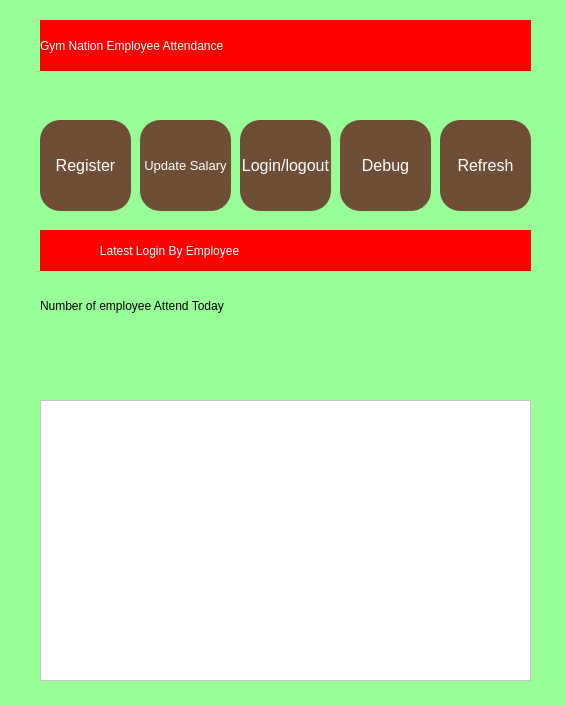
Old version of the form main.ui in the repository francisganapin/Employee_Login.
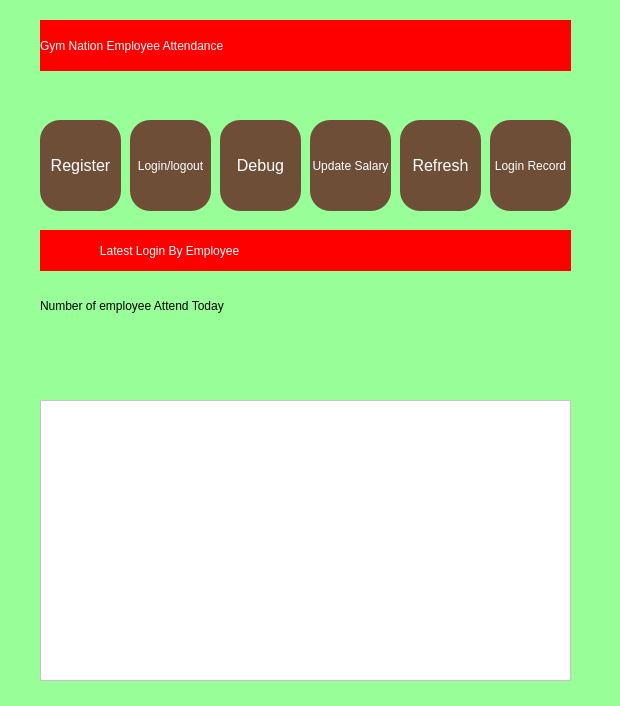
New version of the form. The open tabs and pages were chosen to show the change.

Diff of the .ui file:
```diff
--- a/main.ui
+++ b/main.ui
@@ -6,7 +6,7 @@
    <rect>
     <x>0</x>
     <y>0</y>
-    <width>565</width>
+    <width>620</width>
     <height>706</height>
    </rect>
   </property>
@@ -18,7 +18,7 @@
     <rect>
      <x>0</x>
      <y>0</y>
-     <width>581</width>
+     <width>621</width>
      <height>751</height>
     </rect>
    </property>
@@ -35,9 +35,9 @@
      </property>
      <property name="geometry">
       <rect>
-       <x>340</x>
+       <x>220</x>
        <y>120</y>
-       <width>91</width>
+       <width>81</width>
        <height>91</height>
       </rect>
      </property>
@@ -63,7 +63,7 @@
       <rect>
        <x>40</x>
        <y>20</y>
-       <width>491</width>
+       <width>531</width>
        <height>51</height>
       </rect>
      </property>
@@ -81,7 +81,7 @@
       <rect>
        <x>40</x>
        <y>230</y>
-       <width>491</width>
+       <width>531</width>
        <height>41</height>
       </rect>
      </property>
@@ -97,9 +97,9 @@
     <widget class="QPushButton" name="login_logout_bt">
      <property name="geometry">
       <rect>
-       <x>240</x>
+       <x>130</x>
        <y>120</y>
-       <width>91</width>
+       <width>81</width>
        <height>91</height>
       </rect>
      </property>
@@ -108,7 +108,7 @@
     background-color: #6F4E37;
     border-radius: 20px;
     font-family: &quot;Segoe UI&quot;;
-    font-size: 12pt;
+    font-size: 9pt;
     color: white;
 }
 QPushButton:hover {
@@ -123,9 +123,9 @@
     <widget class="QPushButton" name="salary_bt_page">
      <property name="geometry">
       <rect>
-       <x>140</x>
+       <x>310</x>
        <y>120</y>
-       <width>91</width>
+       <width>81</width>
        <height>91</height>
       </rect>
      </property>
@@ -134,7 +134,7 @@
     background-color: #6F4E37;
     border-radius: 20px;
     font-family: &quot;Segoe UI&quot;;
-    font-size: 10pt;
+    font-size: 9pt;
     color: white;
 }
 QPushButton:hover {
@@ -151,7 +151,7 @@
       <rect>
        <x>40</x>
        <y>120</y>
-       <width>91</width>
+       <width>81</width>
        <height>91</height>
       </rect>
      </property>
@@ -210,9 +210,9 @@
      </property>
      <property name="geometry">
       <rect>
-       <x>440</x>
+       <x>400</x>
        <y>120</y>
-       <width>91</width>
+       <width>81</width>
        <height>91</height>
       </rect>
      </property>
@@ -238,7 +238,7 @@
       <rect>
        <x>40</x>
        <y>400</y>
-       <width>491</width>
+       <width>531</width>
        <height>281</height>
       </rect>
      </property>
@@ -246,6 +246,63 @@
       <string notr="true">background-color:white;</string>
      </property>
     </widget>
+    <widget class="QPushButton" name="refresh_data_bt_2">
+     <property name="enabled">
+      <bool>true</bool>
+     </property>
+     <property name="geometry">
+      <rect>
+       <x>490</x>
+       <y>120</y>
+       <width>81</width>
+       <height>91</height>
+      </rect>
+     </property>
+     <property name="styleSheet">
+      <string notr="true">QPushButton {
+    background-color: #6F4E37;
+    border-radius: 20px;
+    font-family: &quot;Segoe UI&quot;;
+    font-size: 9pt;
+    color: white;
+}
+QPushButton:hover {
+    background-color: #2980b9;
+}
+</string>
+     </property>
+     <property name="text">
+      <string>Login Record</string>
+     </property>
+    </widget>
+   </widget>
+   <widget class="QWidget" name="page">
+    <widget class="QTableView" name="tableView_2">
+     <property name="geometry">
+      <rect>
+       <x>30</x>
+       <y>40</y>
+       <width>331</width>
+       <height>192</height>
+      </rect>
+     </property>
+     <property name="styleSheet">
+      <string notr="true">background-color:white;</string>
+     </property>
+    </widget>
+    <widget class="QTableView" name="tableView_3">
+     <property name="geometry">
+      <rect>
+       <x>30</x>
+       <y>290</y>
+       <width>531</width>
+       <height>211</height>
+      </rect>
+     </property>
+     <property name="styleSheet">
+      <string notr="true">background-color:white;</string>
+     </property>
+    </widget>
    </widget>
    <widget class="QWidget" name="update_salary_page">
     <widget class="QLabel" name="label_43">
```
Left out of the diff: 154 changed lines with no effect on the pictures.
